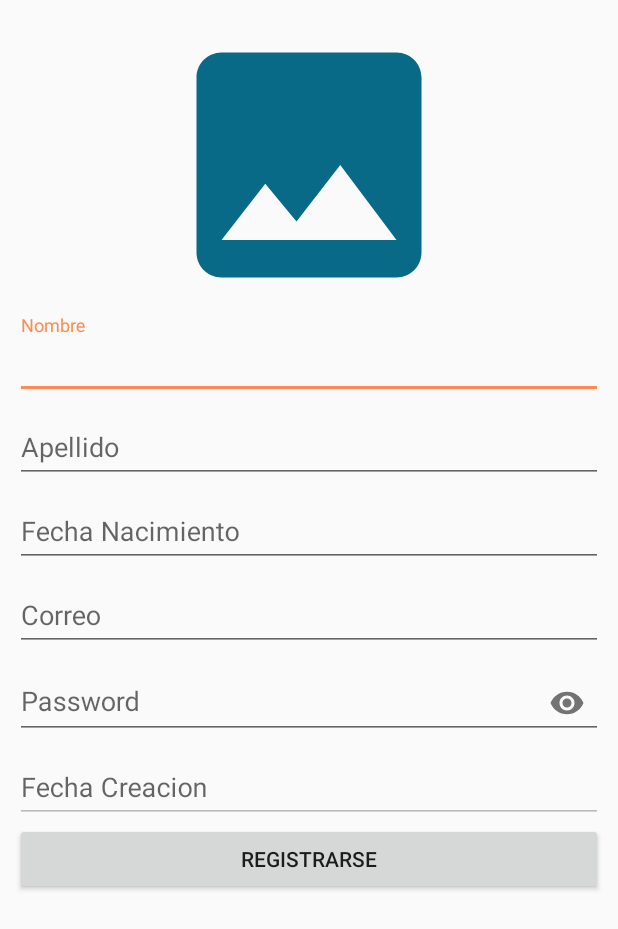
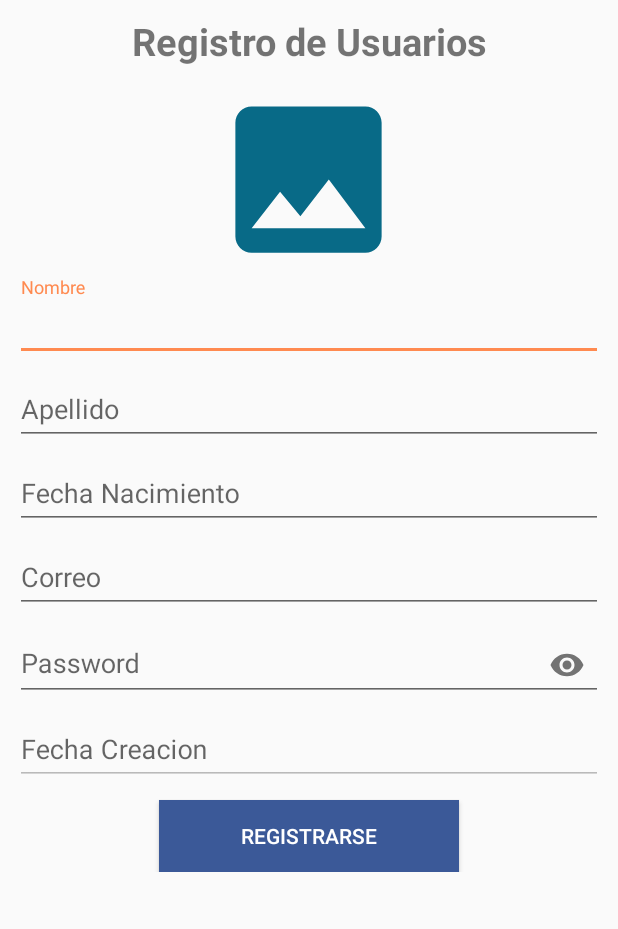
Before and after one commit to anfereba/NutricionABC, an Android app: the layout activity_registrar_cliente.xml on its own in the app's theme, with its tools: preview values and no code run, on a phone screen of 412 x 824 dp. Shown: the top 929 px of the screen. Run offline under Robolectric (Android 15) with nearby library versions, the phone set to English and light mode, and no system bars.

Commit message:
Agregando estilos

```diff
--- a/app/src/main/res/layout/activity_registrar_cliente.xml
+++ b/app/src/main/res/layout/activity_registrar_cliente.xml
@@ -1,5 +1,5 @@
 <?xml version="1.0" encoding="utf-8"?>
-<androidx.constraintlayout.widget.ConstraintLayout xmlns:android="http://schemas.android.com/apk/res/android"
+<androidx.appcompat.widget.LinearLayoutCompat xmlns:android="http://schemas.android.com/apk/res/android"
     xmlns:app="http://schemas.android.com/apk/res-auto"
     xmlns:tools="http://schemas.android.com/tools"
     android:layout_width="match_parent"
@@ -11,16 +11,25 @@
         android:layout_height="match_parent"
         android:padding="10dp">
 
-        <LinearLayout
+        <androidx.appcompat.widget.LinearLayoutCompat
             android:layout_width="match_parent"
             android:layout_height="wrap_content"
             android:orientation="vertical"
             android:gravity="center">
 
+            <TextView
+                android:layout_width="match_parent"
+                android:layout_height="wrap_content"
+                android:text="@string/TXTRegistroUsuarios"
+                android:gravity="center"
+                android:textStyle="bold"
+                android:textSize="25sp"/>
+
             <ImageView
+                android:layout_marginTop="10dp"
                 android:id="@+id/AgregarFotoCliente"
-                android:layout_width="200dp"
-                android:layout_height="200dp"
+                android:layout_width="130dp"
+                android:layout_height="130dp"
                 app:srcCompat="@drawable/imagen_ico"
                 android:onClick="EscogerImagenDeGaleria"/>
 
@@ -126,10 +135,13 @@
 
 
             <Button
+                android:layout_marginTop="10dp"
                 android:id="@+id/BtnRegistrarClienteBD"
-                android:layout_width="match_parent"
+                android:layout_width="200dp"
                 android:layout_height="wrap_content"
+                android:background="#3b5998"
+                android:textColor="@color/white"
                 android:text="@string/BtnRegistrarClienteBD" />
-        </LinearLayout>
+        </androidx.appcompat.widget.LinearLayoutCompat>
     </ScrollView>
-</androidx.constraintlayout.widget.ConstraintLayout>
+</androidx.appcompat.widget.LinearLayoutCompat>
--- a/app/src/main/res/values/strings.xml
+++ b/app/src/main/res/values/strings.xml
@@ -23,6 +23,7 @@
     <string name="TXTPasswordUsuario">Password</string>
     <string name="TXTFechaCreacionUsuario">Fecha Creacion</string>
     <string name="BtnRegistrarClienteBD">Registrarse</string>
+    <string name="TXTRegistroUsuarios">Registro de Usuarios</string>
 
 
 </resources>
```
